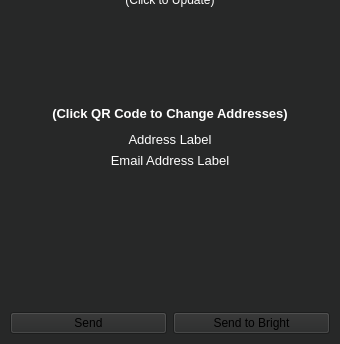
Above: ThresHoDLApp/darkwallet.ui from isaidnocookies/Threshodl-Wallet before the change; both pictures show x 0 to 340 and y 378 to 722 of the 340 by 722 pixel window. Below: the same form after it.
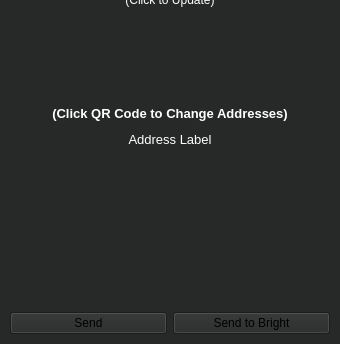
That is the form after the change. Icons and pictures are not drawn.

Patch:
```diff
--- a/ThresHoDLApp/darkwallet.ui
+++ b/ThresHoDLApp/darkwallet.ui
@@ -299,7 +299,7 @@
       <string notr="true">color:white;</string>
      </property>
      <property name="text">
-      <string>Email Address Label</string>
+      <string/>
      </property>
      <property name="alignment">
       <set>Qt::AlignCenter</set>
```
